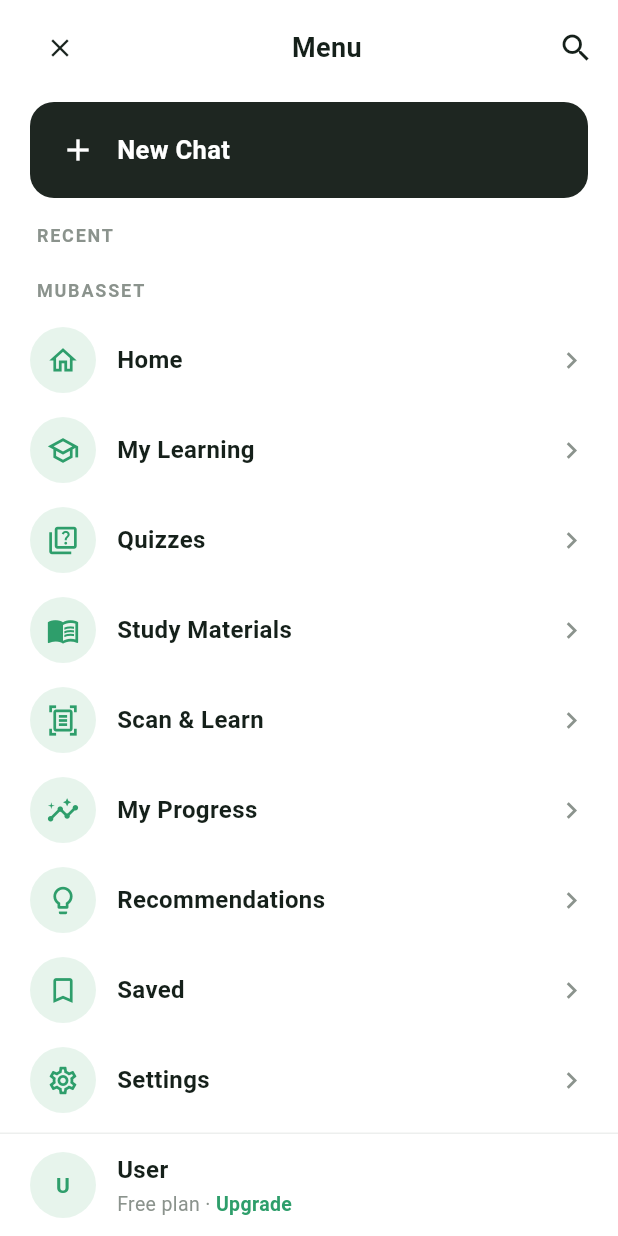
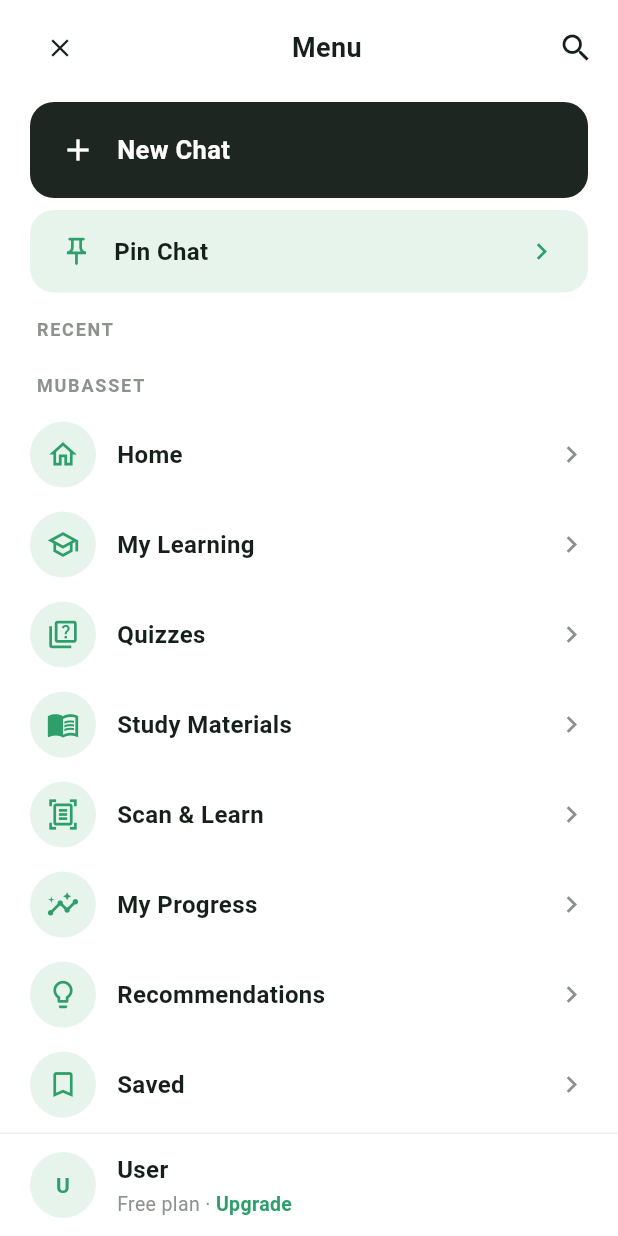
Before and after one commit to RashedKhalil7/Mubasset, a Flutter app: the MenuScreen screen opened directly, on a phone screen of 412 x 824 dp. Run offline on Flutter 3.47's test engine with Material 3 defaults, Android fonts, the phone set to English and light mode, and no system bars; our stand-ins replace flutter_secure_storage, flutter_svg, image_picker, pdf, printing; accounts and stored records are empty; network calls fail.

Commit message:
added pinned chat feature to the menu screen

```diff
--- a/mobile/lib/screens/menu_screen.dart
+++ b/mobile/lib/screens/menu_screen.dart
@@ -35,7 +35,14 @@ class _Recent {
 }
 
 class MenuScreen extends StatefulWidget {
-  const MenuScreen({super.key});
+  /// Called when the user taps Pin Chat. Connect this to the active chat screen
+  /// to pin the current conversation.
+  final VoidCallback? onPinChat;
+
+  /// Called when the user taps New Chat.
+  final VoidCallback? onNewChat;
+
+  const MenuScreen({super.key, this.onPinChat, this.onNewChat});
 
   @override
   State<MenuScreen> createState() => _MenuScreenState();
@@ -45,6 +52,7 @@ class _MenuScreenState extends State<MenuScreen> {
   String _fullName = 'User';
   String? _avatarUrl;
   bool _isLoadingUser = true;
+  bool _showPinnedChats = false;
 
   @override
   void initState() {
@@ -92,10 +100,49 @@ class _MenuScreenState extends State<MenuScreen> {
               padding: const EdgeInsets.fromLTRB(20, 4, 20, 8),
               child: _newChatButton(),
             ),
+            Padding(
+              padding: const EdgeInsets.fromLTRB(20, 0, 20, 8),
+              child: _pinChatButton(),
+            ),
             Expanded(
               child: ListView(
                 padding: const EdgeInsets.fromLTRB(20, 8, 20, 8),
                 children: [
+                  if (_showPinnedChats) ...[
+                    const Padding(
+                      padding: EdgeInsets.only(left: 4, bottom: 8),
+                      child: Text(
+                        'PINNED CHATS',
+                        style: TextStyle(
+                          fontSize: 12,
+                          fontWeight: FontWeight.w600,
+                          letterSpacing: 1.2,
+                          color: _muted,
+                        ),
+                      ),
+                    ),
+                    Container(
+                      width: double.infinity,
+                      padding: const EdgeInsets.all(14),
+                      margin: const EdgeInsets.only(bottom: 12),
+                      decoration: BoxDecoration(
+                        color: _mint,
+                        borderRadius: BorderRadius.circular(12),
+                      ),
+                      child: const Row(
+                        children: [
+                          Icon(Icons.push_pin_outlined, color: _green),
+                          SizedBox(width: 10),
+                          Expanded(
+                            child: Text(
+                              'Your pinned chats will appear here.',
+                              style: TextStyle(color: _ink, fontSize: 14),
+                            ),
+                          ),
+                        ],
+                      ),
+                    ),
+                  ],
                   const Padding(
                     padding: EdgeInsets.only(left: 4, bottom: 6),
                     child: Text(
@@ -191,7 +238,7 @@ class _MenuScreenState extends State<MenuScreen> {
       borderRadius: BorderRadius.circular(16),
       child: InkWell(
         borderRadius: BorderRadius.circular(16),
-        onTap: () {},
+        onTap: widget.onNewChat,
         child: const Padding(
           padding: EdgeInsets.symmetric(
             vertical: 20,
@@ -212,6 +259,60 @@ class _MenuScreenState extends State<MenuScreen> {
                   fontSize: 17,
                   fontWeight: FontWeight.w600,
                 ),
+              ),
+            ],
+          ),
+        ),
+      ),
+    );
+  }
+
+  Widget _pinChatButton() {
+    return Material(
+      color: _mint,
+      borderRadius: BorderRadius.circular(16),
+      child: InkWell(
+        borderRadius: BorderRadius.circular(16),
+        onTap: () {
+          setState(() => _showPinnedChats = !_showPinnedChats);
+
+          if (widget.onPinChat != null) {
+            widget.onPinChat!();
+          } else {
+            ScaffoldMessenger.of(context).showSnackBar(
+              const SnackBar(
+                content: Text(
+                  'Pinned Chats opened. Connect onPinChat to pin the active conversation.',
+                ),
+                duration: Duration(seconds: 3),
+              ),
+            );
+          }
+        },
+        child: Padding(
+          padding: const EdgeInsets.symmetric(vertical: 16, horizontal: 20),
+          child: Row(
+            children: [
+              Icon(
+                _showPinnedChats ? Icons.push_pin : Icons.push_pin_outlined,
+                color: _green,
+                size: 22,
+              ),
+              const SizedBox(width: 14),
+              const Expanded(
+                child: Text(
+                  'Pin Chat',
+                  style: TextStyle(
+                    color: _ink,
+                    fontSize: 16,
+                    fontWeight: FontWeight.w600,
+                  ),
+                ),
+              ),
+              Icon(
+                _showPinnedChats ? Icons.keyboard_arrow_up : Icons.chevron_right,
+                color: _green,
+                size: 22,
               ),
             ],
           ),
```
Also changed, not shown: 2 other files.
